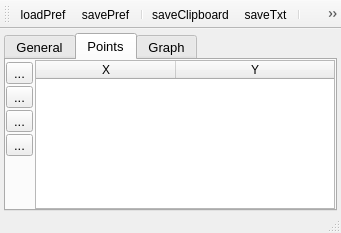
First picture: the form in UIs/nLine.ui, repository NeutrinoToolkit/Neutrino, before the edit.
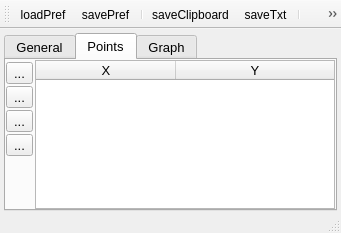
Second picture: the form after the edit. The open tabs and pages were chosen to show the change. Icons and pictures are not drawn. Custom widgets are drawn as their Qt base class.

The edit to the form file:
```diff
--- a/UIs/nLine.ui
+++ b/UIs/nLine.ui
@@ -6,7 +6,7 @@
    <rect>
     <x>0</x>
     <y>0</y>
-    <width>324</width>
+    <width>327</width>
     <height>233</height>
    </rect>
   </property>
@@ -379,6 +379,11 @@
         </item>
         <item row="0" column="2" rowspan="7">
          <widget class="QTableWidget" name="points">
+          <property name="font">
+           <font>
+            <pointsize>10</pointsize>
+           </font>
+          </property>
           <property name="editTriggers">
            <set>QAbstractItemView::AnyKeyPressed|QAbstractItemView::DoubleClicked|QAbstractItemView::EditKeyPressed|QAbstractItemView::SelectedClicked</set>
           </property>
@@ -416,7 +421,7 @@
             <string>Y</string>
            </property>
            <property name="textAlignment">
-            <set>AlignHCenter|AlignVCenter|AlignCenter</set>
+            <set>AlignCenter</set>
            </property>
           </column>
          </widget>
```
Left out of the diff: 17 changed lines with no effect on the pictures.
